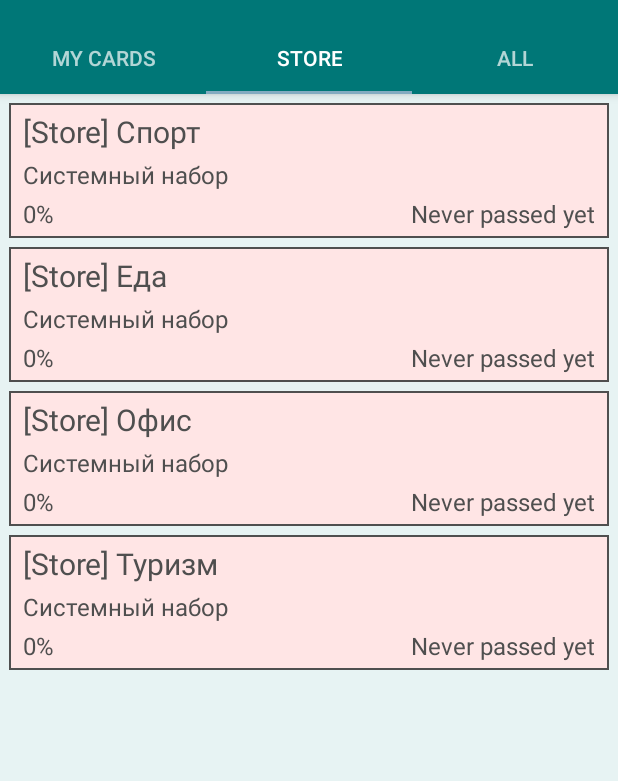
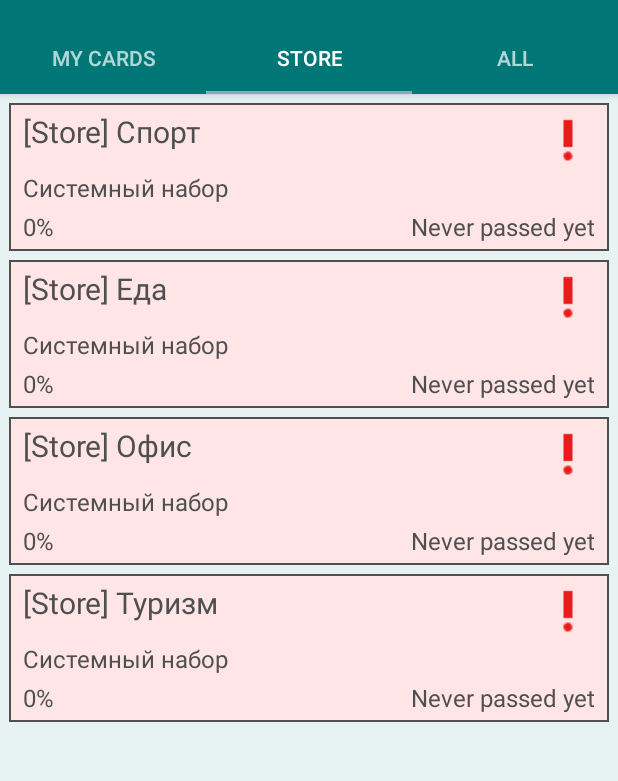
Before and after one commit to viacheslav-chugunov/daily-cards, an Android app: the screen it shows after launch (HomeActivity), tab 2 chosen, on a phone screen of 412 x 824 dp, the part 62-843 px from its top. Run offline under Robolectric (Android 15) with nearby library versions, the phone set to English and light mode, and no system bars; Roboto replaces fonts that are not available here.

Commit message:
added attention on cards, not passed today

```diff
--- a/app/src/main/java/io/dailycards/tools/adapter/CardAdapter.kt
+++ b/app/src/main/java/io/dailycards/tools/adapter/CardAdapter.kt
@@ -5,15 +5,19 @@ import android.database.Cursor
 import android.view.LayoutInflater
 import android.view.View
 import android.view.ViewGroup
+import android.widget.ImageView
 import android.widget.LinearLayout
 import android.widget.TextView
+import androidx.core.content.ContextCompat
 import androidx.recyclerview.widget.RecyclerView
 import io.dailycards.R
 import io.dailycards.tools.db.DB
+import io.dailycards.tools.getCurrentDate
+import io.dailycards.tools.hasAttention
 import io.dailycards.tools.inDaily
 import io.dailycards.tools.inStore
 
-class CardAdapter(private val cursor: Cursor, mode: Mode = Mode.USER_ALL) :
+class CardAdapter(private val cursor: Cursor, private val mode: Mode = Mode.USER_ALL) :
     RecyclerView.Adapter<CardAdapter.ViewHolder>() {
 
     interface Listener {
@@ -79,6 +83,13 @@ class CardAdapter(private val cursor: Cursor, mode: Mode = Mode.USER_ALL) :
             viewItem.findViewById<TextView>(R.id.accuracy).text = "$accuracy%"
             viewItem.findViewById<TextView>(R.id.last_pass).text = lastDate
         }
+
+        fun setAttention() {
+            viewItem.findViewById<ImageView>(R.id.attention_char).run {
+                setImageResource(R.drawable.baseline_priority_high_black_18dp)
+                setColorFilter(ContextCompat.getColor(context, R.color.attention))
+            }
+        }
     }
 
     override fun onCreateViewHolder(parent: ViewGroup, viewType: Int): ViewHolder {
@@ -94,6 +105,7 @@ class CardAdapter(private val cursor: Cursor, mode: Mode = Mode.USER_ALL) :
         val card = cards[pos]
         holder.run {
             insertView(card.title, card.description, card.accuracy.toInt(), card.lastDate)
+            if (hasAttention(cursor.apply { moveToPosition(pos) } )) setAttention()
             viewItem.setOnClickListener { listener?.onItemClicked(card.id) }
         }
     }
--- a/app/src/main/java/io/dailycards/tools/filter.kt
+++ b/app/src/main/java/io/dailycards/tools/filter.kt
@@ -97,10 +97,13 @@ fun inStore(cursor: Cursor) : Boolean {
 }
 
 fun inDaily(cursor: Cursor) : Boolean {
+    return if (hasAttention(cursor)) true else cursor.getInt(cursor.getColumnIndex(DB.ACCURACY)) <= 85
+}
+
+fun hasAttention(cursor: Cursor) : Boolean {
     return try {
         val (cD, cM, cY) = getCurrentDate().split(".")
         val (d, m, y) = cursor.getString(cursor.getColumnIndex(DB.LAST_DATE)).split(".")
-        val isNew = "$cY.$cM.$cD" > "$y.$m.$d" || cursor.getInt(cursor.getColumnIndex(DB.ACCURACY)) <= 85
-        isNew
+        "$cY.$cM.$cD" > "$y.$m.$d"
     } catch (e: Exception) { true }
 }
--- a/app/src/main/res/layout/card_item.xml
+++ b/app/src/main/res/layout/card_item.xml
@@ -1,5 +1,6 @@
 <?xml version="1.0" encoding="utf-8"?>
 <LinearLayout xmlns:android="http://schemas.android.com/apk/res/android"
+    xmlns:app="http://schemas.android.com/apk/res-auto"
     style="@style/RecyclerViewItemLayout"
     android:background="@color/text_color"
     android:layout_width="match_parent"
@@ -13,11 +14,23 @@
         android:layout_margin="1dp"
         android:orientation="vertical">
 
-        <TextView
-            android:id="@+id/title"
-            style="@style/BaseText"
+        <FrameLayout
             android:layout_width="match_parent"
-            android:layout_height="wrap_content" />
+            android:layout_height="match_parent">
+
+            <TextView
+                android:id="@+id/title"
+                style="@style/BaseText"
+                android:layout_width="match_parent"
+                android:layout_height="wrap_content" />
+
+            <ImageView
+                android:id="@+id/attention_char"
+                android:layout_width="wrap_content"
+                android:layout_height="wrap_content"
+                android:layout_gravity="end"
+                style="@style/BaseMargin" />
+        </FrameLayout>
 
         <TextView
             android:id="@+id/description"
```
